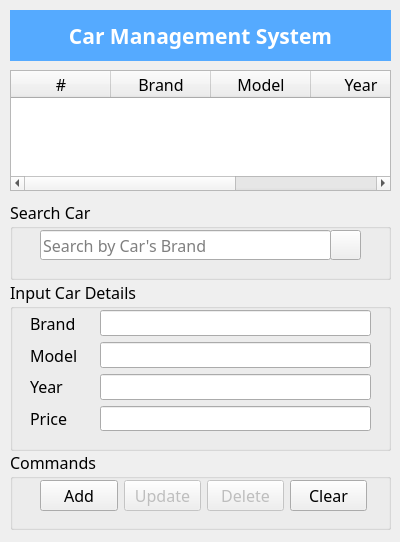
Above: cms.ui from leaveSin2/car-gui before the change. Below: the same form after it.
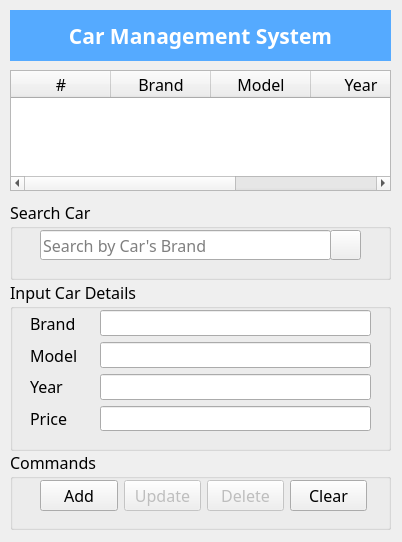
That is the form after the change. Icons and pictures are not drawn.

What changed in the file:
```diff
--- a/cms.ui
+++ b/cms.ui
@@ -6,7 +6,7 @@
    <rect>
     <x>0</x>
     <y>0</y>
-    <width>400</width>
+    <width>402</width>
     <height>542</height>
    </rect>
   </property>
```
